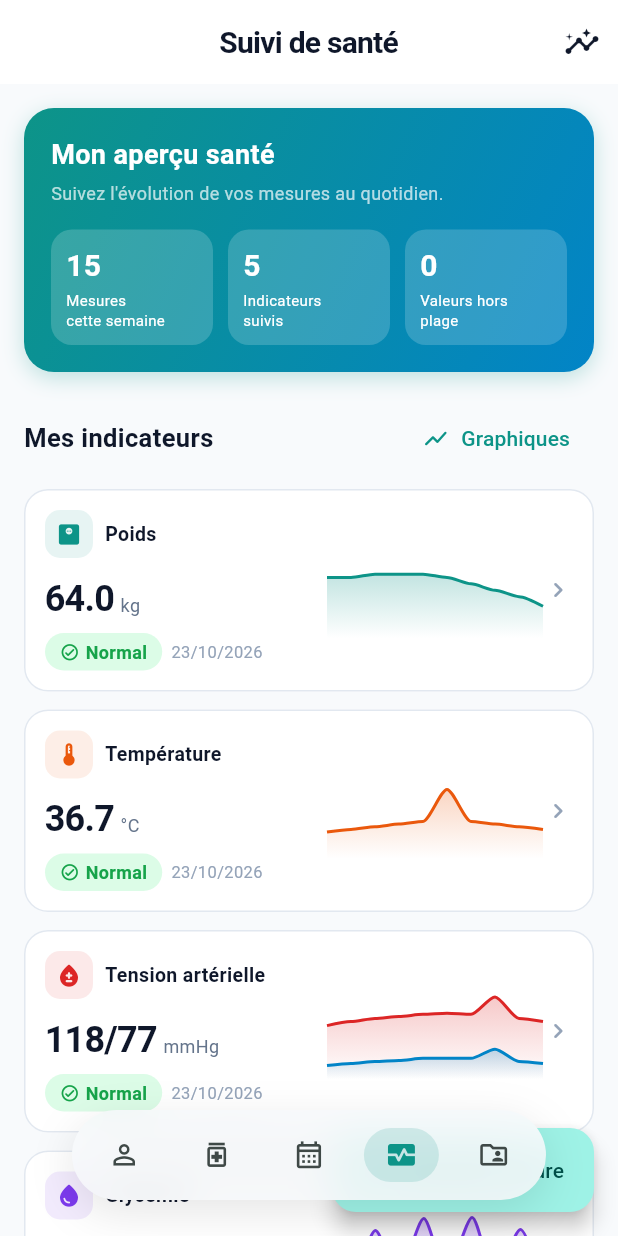
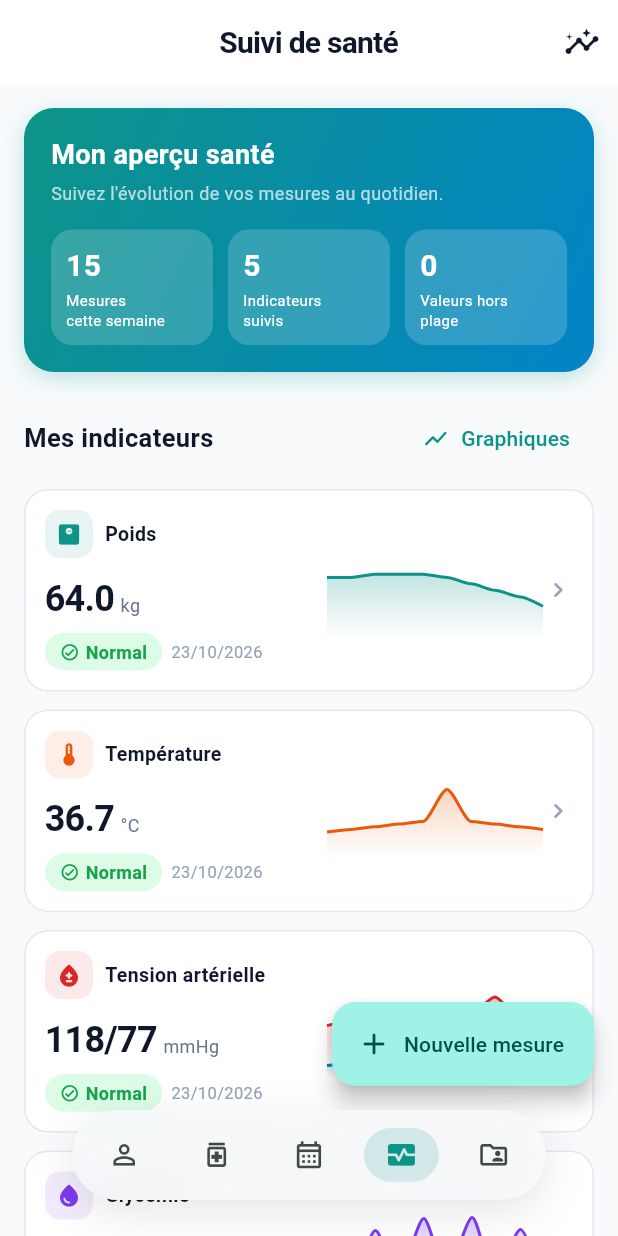
Before and after one commit to mohamedalirom/SahaCare, a Flutter app: the screen it shows once a user with an empty profile is signed in, item 4 of the bottom bar chosen, on a phone screen of 412 x 824 dp. Run offline on Flutter 3.47's test engine with Material 3 defaults, Android fonts, the phone set to English and light mode, and no system bars; drawn by our look-alikes of fl_chart; our stand-ins replace connectivity_plus, flutter_dotenv, flutter_map, flutter_riverpod, geolocator, go_router and 10 more; missing offline and left inert: slang; accounts and stored records are empty; generated files the repository leaves out were written again.

Commit message:
fix(health-tracking): keep screens clear of the phone frame notch and floating nav bar
- Reserve the notch and home indicator space when the app is shown inside the phone frame, so AppBar titles are no longer hidden
- Raise the "Nouvelle mesure" button above the floating navigation bar and add bottom space to the dashboard list

```diff
--- a/lib/features/health_tracking/presentation/screens/health_dashboard_screen.dart
+++ b/lib/features/health_tracking/presentation/screens/health_dashboard_screen.dart
@@ -7,6 +7,7 @@ import '../widgets/measurement_tile.dart';
 import '../widgets/measurement_type_picker_sheet.dart';
 import '../widgets/metric_summary_card.dart';
 import '../widgets/health_palette.dart';
+import '../widgets/phone_frame_insets.dart';
 
 /// Écran tableau de bord principal du module : Suivi de santé
 class HealthDashboardScreen extends StatelessWidget {
@@ -19,9 +20,13 @@ class HealthDashboardScreen extends StatelessWidget {
     }
   }
 
+  /// Hauteur occupée par la barre de navigation flottante (60) + sa marge (24)
+  static const double _floatingNavBarHeight = 84;
+
   @override
   Widget build(BuildContext context) {
-    return Scaffold(
+    return PhoneFrameInsets(
+      child: Scaffold(
         appBar: AppBar(
           title: const Text('Suivi de santé'),
           actions: [
@@ -32,12 +37,17 @@ class HealthDashboardScreen extends StatelessWidget {
             ),
           ],
         ),
-      floatingActionButton: FloatingActionButton.extended(
+        // Surélevé pour rester au-dessus de la barre de navigation flottante
+        floatingActionButton: Padding(
+          padding: const EdgeInsets.only(bottom: _floatingNavBarHeight),
+          child: FloatingActionButton.extended(
             onPressed: () => _addMeasurement(context),
             icon: const Icon(Icons.add_rounded),
             label: const Text('Nouvelle mesure'),
           ),
+        ),
         body: HealthAsyncView(builder: (measurements) => _buildContent(context, measurements)),
+      ),
     );
   }
 
@@ -53,7 +63,8 @@ class HealthDashboardScreen extends StatelessWidget {
         .length;
 
     return ListView(
-      padding: const EdgeInsets.fromLTRB(16, 16, 16, 96),
+      // Espace en bas pour le bouton et la barre de navigation flottante
+      padding: const EdgeInsets.fromLTRB(16, 16, 16, 96 + _floatingNavBarHeight),
       children: [
         // Carte de synthèse
         Container(
--- a/lib/features/health_tracking/presentation/screens/health_statistics_screen.dart
+++ b/lib/features/health_tracking/presentation/screens/health_statistics_screen.dart
@@ -9,6 +9,7 @@ import '../widgets/health_line_chart.dart';
 import '../widgets/measurement_stats_row.dart';
 import '../widgets/period_selector.dart';
 import '../widgets/health_palette.dart';
+import '../widgets/phone_frame_insets.dart';
 
 /// Statistiques : graphiques de tous les indicateurs, un onglet par type
 class HealthStatisticsScreen extends ConsumerStatefulWidget {
@@ -25,7 +26,8 @@ class _HealthStatisticsScreenState extends ConsumerState<HealthStatisticsScreen>
   Widget build(BuildContext context) {
     final theme = Theme.of(context);
 
-    return DefaultTabController(
+    return PhoneFrameInsets(
+      child: DefaultTabController(
         length: MeasurementType.values.length,
         child: Scaffold(
           appBar: AppBar(
@@ -41,6 +43,7 @@ class _HealthStatisticsScreenState extends ConsumerState<HealthStatisticsScreen>
             ),
           ),
           body: HealthAsyncView(builder: (_) => TabBarView(children: MeasurementType.values.map(_buildTab).toList())),
+        ),
       ),
     );
   }
--- a/lib/features/health_tracking/presentation/screens/measurement_history_screen.dart
+++ b/lib/features/health_tracking/presentation/screens/measurement_history_screen.dart
@@ -11,6 +11,7 @@ import '../widgets/measurement_stats_row.dart';
 import '../widgets/measurement_tile.dart';
 import '../widgets/period_selector.dart';
 import '../widgets/health_palette.dart';
+import '../widgets/phone_frame_insets.dart';
 
 /// Historique d'un type de mesure : graphique + liste des valeurs
 class MeasurementHistoryScreen extends ConsumerStatefulWidget {
@@ -35,7 +36,8 @@ class _MeasurementHistoryScreenState extends ConsumerState<MeasurementHistoryScr
     final type = widget.type;
     final measurements = _filtered;
 
-    return Scaffold(
+    return PhoneFrameInsets(
+      child: Scaffold(
         appBar: AppBar(title: Text(type.label)),
         floatingActionButton: FloatingActionButton(
           tooltip: 'Ajouter une mesure',
@@ -113,6 +115,7 @@ class _MeasurementHistoryScreenState extends ConsumerState<MeasurementHistoryScr
             ],
           ),
         ),
+      ),
     );
   }
 }
--- /dev/null
+++ b/lib/features/health_tracking/presentation/widgets/phone_frame_insets.dart
@@ -0,0 +1,32 @@
+import 'dart:math' as math;
+
+import 'package:flutter/material.dart';
+
+/// Réserve l'espace de l'encoche et de la barre d'accueil dessinées par
+/// [PhoneFrameWrapper] (core/widgets), qui ne les déclare pas dans MediaQuery.
+/// Sans cela, les titres de l'AppBar passent sous l'encoche.
+/// Sur un vrai téléphone (ou une fenêtre étroite), rien ne change.
+class PhoneFrameInsets extends StatelessWidget {
+  final Widget child;
+
+  /// Même seuil que PhoneFrameWrapper : au-delà, l'app est affichée dans le cadre
+  static const double _frameMinWidth = 550;
+  static const double _notchHeight = 40;
+  static const double _homeIndicatorHeight = 16;
+
+  const PhoneFrameInsets({super.key, required this.child});
+
+  @override
+  Widget build(BuildContext context) {
+    final mq = MediaQuery.of(context);
+    if (mq.size.width < _frameMinWidth) return child;
+    final padding = mq.padding.copyWith(
+      top: math.max(mq.padding.top, _notchHeight),
+      bottom: math.max(mq.padding.bottom, _homeIndicatorHeight),
+    );
+    return MediaQuery(
+      data: mq.copyWith(padding: padding, viewPadding: padding),
+      child: child,
+    );
+  }
+}
```
Also changed, not shown: lib/features/health_tracking/presentation/screens/add_measurement_screen.dart (+7 -2 lines), lib/features/health_tracking/presentation/screens/measurement_detail_screen.dart (+10 -3 lines). Lines whose indentation alone changed are shown as unchanged.
